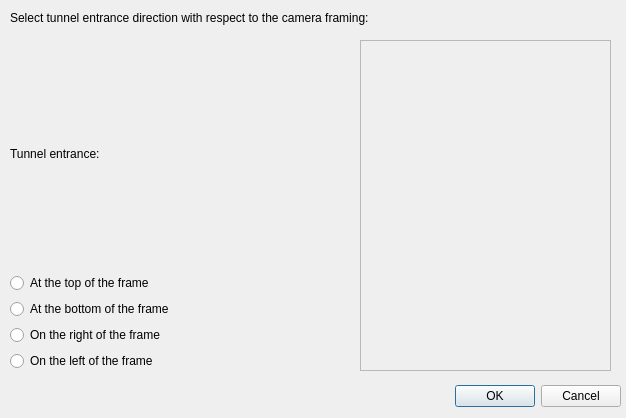
First picture: the form in wadas/ui/qt/configure_tunnel_mode.ui, repository stefanodellosa-personal/WADAS, before the edit.
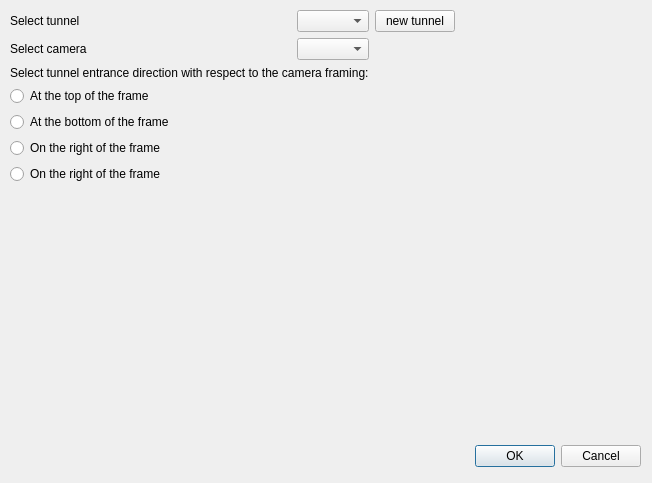
Second picture: the form after the edit. Icons and pictures are not drawn.

Commit message: Initiated class for tunnel configuration

Diff of the .ui file:
```diff
--- a/wadas/ui/qt/configure_tunnel_mode.ui
+++ b/wadas/ui/qt/configure_tunnel_mode.ui
@@ -6,8 +6,8 @@
    <rect>
     <x>0</x>
     <y>0</y>
-    <width>626</width>
-    <height>418</height>
+    <width>652</width>
+    <height>483</height>
    </rect>
   </property>
   <property name="windowTitle">
@@ -17,8 +17,8 @@
    <property name="geometry">
     <rect>
      <x>10</x>
-     <y>380</y>
-     <width>611</width>
+     <y>440</y>
+     <width>631</width>
      <height>32</height>
     </rect>
    </property>
@@ -33,26 +33,16 @@
    <property name="geometry">
     <rect>
      <x>10</x>
-     <y>40</y>
-     <width>341</width>
-     <height>331</height>
+     <y>10</y>
+     <width>631</width>
+     <height>431</height>
     </rect>
    </property>
    <layout class="QGridLayout" name="gridLayout_entrance_direction">
-    <item row="3" column="1">
-     <widget class="QLabel" name="label_2">
-      <property name="text">
-       <string/>
-      </property>
-      <property name="pixmap">
-       <pixmap>../../img/in_down.png</pixmap>
-      </property>
-      <property name="scaledContents">
-       <bool>true</bool>
-      </property>
-     </widget>
-    </item>
-    <item row="3" column="0">
+    <property name="sizeConstraint">
+     <enum>QLayout::SizeConstraint::SetFixedSize</enum>
+    </property>
+    <item row="5" column="0">
      <widget class="QRadioButton" name="radioButton_bottom_frame">
       <property name="text">
        <string>At the bottom of the frame</string>
@@ -62,18 +52,8 @@
       </attribute>
      </widget>
     </item>
-    <item row="5" column="0">
-     <widget class="QRadioButton" name="radioButton_left_frame">
-      <property name="text">
-       <string>On the left of the frame</string>
-      </property>
-      <attribute name="buttonGroup">
-       <string notr="true">buttonGroup</string>
-      </attribute>
-     </widget>
-    </item>
     <item row="5" column="1">
-     <widget class="QLabel" name="label_4">
+     <widget class="QLabel" name="label_2">
       <property name="text">
        <string/>
       </property>
@@ -85,20 +65,38 @@
       </property>
      </widget>
     </item>
-    <item row="4" column="1">
-     <widget class="QLabel" name="label_3">
+    <item row="7" column="0">
+     <widget class="QRadioButton" name="radioButton_left_frame">
       <property name="text">
-       <string/>
+       <string>On the right of the frame</string>
       </property>
-      <property name="pixmap">
-       <pixmap>../../img/in_left.png</pixmap>
+      <attribute name="buttonGroup">
+       <string notr="true">buttonGroup</string>
+      </attribute>
+     </widget>
+    </item>
+    <item row="1" column="2">
+     <widget class="QPushButton" name="pushButton_new_tunnel">
+      <property name="text">
+       <string>new tunnel</string>
       </property>
-      <property name="scaledContents">
-       <bool>true</bool>
+     </widget>
+    </item>
+    <item row="1" column="0">
+     <widget class="QLabel" name="label_7">
+      <property name="text">
+       <string>Select tunnel</string>
       </property>
      </widget>
     </item>
     <item row="2" column="0">
+     <widget class="QLabel" name="label_8">
+      <property name="text">
+       <string>Select camera</string>
+      </property>
+     </widget>
+    </item>
+    <item row="4" column="0">
      <widget class="QRadioButton" name="radioButton_top_frame">
       <property name="text">
        <string>At the top of the frame</string>
@@ -108,18 +106,14 @@
       </attribute>
      </widget>
     </item>
-    <item row="4" column="0">
-     <widget class="QRadioButton" name="radioButton_right_frame">
-      <property name="text">
-       <string>On the right of the frame</string>
-      </property>
-      <attribute name="buttonGroup">
-       <string notr="true">buttonGroup</string>
-      </attribute>
-     </widget>
-    </item>
-    <item row="2" column="1">
+    <item row="4" column="1">
      <widget class="QLabel" name="label">
+      <property name="sizePolicy">
+       <sizepolicy hsizetype="Fixed" vsizetype="Fixed">
+        <horstretch>0</horstretch>
+        <verstretch>0</verstretch>
+       </sizepolicy>
+      </property>
       <property name="text">
        <string/>
       </property>
@@ -131,51 +125,57 @@
       </property>
      </widget>
     </item>
-    <item row="1" column="0">
-     <widget class="QLabel" name="label_5">
+    <item row="7" column="1">
+     <widget class="QLabel" name="label_4">
       <property name="text">
-       <string>Tunnel entrance:</string>
+       <string/>
+      </property>
+      <property name="pixmap">
+       <pixmap>../../img/in_right.png</pixmap>
+      </property>
+      <property name="scaledContents">
+       <bool>true</bool>
+      </property>
+     </widget>
+    </item>
+    <item row="2" column="1">
+     <widget class="QComboBox" name="comboBox_camera"/>
+    </item>
+    <item row="1" column="1">
+     <widget class="QComboBox" name="comboBox_tunnel"/>
+    </item>
+    <item row="6" column="1">
+     <widget class="QLabel" name="label_3">
+      <property name="text">
+       <string/>
+      </property>
+      <property name="pixmap">
+       <pixmap>../../img/in_left.png</pixmap>
+      </property>
+      <property name="scaledContents">
+       <bool>true</bool>
+      </property>
+     </widget>
+    </item>
+    <item row="6" column="0">
+     <widget class="QRadioButton" name="radioButton_right_frame">
+      <property name="text">
+       <string>On the right of the frame</string>
+      </property>
+      <attribute name="buttonGroup">
+       <string notr="true">buttonGroup</string>
+      </attribute>
+     </widget>
+    </item>
+    <item row="3" column="0" colspan="2">
+     <widget class="QLabel" name="label_6">
+      <property name="text">
+       <string>Select tunnel entrance direction with respect to the camera framing:</string>
       </property>
      </widget>
     </item>
    </layout>
   </widget>
-  <widget class="QLabel" name="label_6">
-   <property name="geometry">
-    <rect>
-     <x>10</x>
-     <y>10</y>
-     <width>611</width>
-     <height>16</height>
-    </rect>
-   </property>
-   <property name="text">
-    <string>Select tunnel entrance direction with respect to the camera framing:</string>
-   </property>
-  </widget>
-  <widget class="QScrollArea" name="scrollArea_cameras">
-   <property name="geometry">
-    <rect>
-     <x>360</x>
-     <y>40</y>
-     <width>251</width>
-     <height>331</height>
-    </rect>
-   </property>
-   <property name="widgetResizable">
-    <bool>true</bool>
-   </property>
-   <widget class="QWidget" name="scrollAreaWidgetContents">
-    <property name="geometry">
-     <rect>
-      <x>0</x>
-      <y>0</y>
-      <width>249</width>
-      <height>329</height>
-     </rect>
-    </property>
-   </widget>
-  </widget>
  </widget>
  <resources/>
  <connections>
```
Left out of the diff: 2 changed lines with no effect on the pictures. The commit also changes 3 other files.
